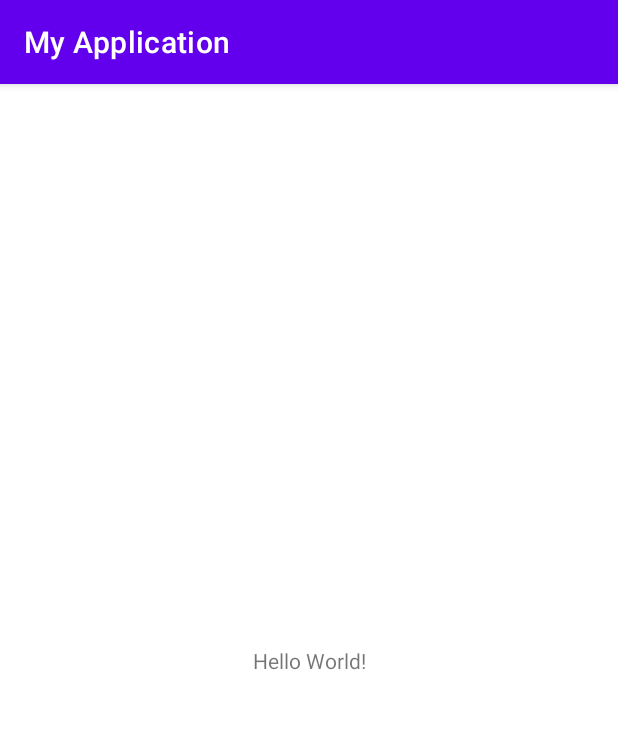
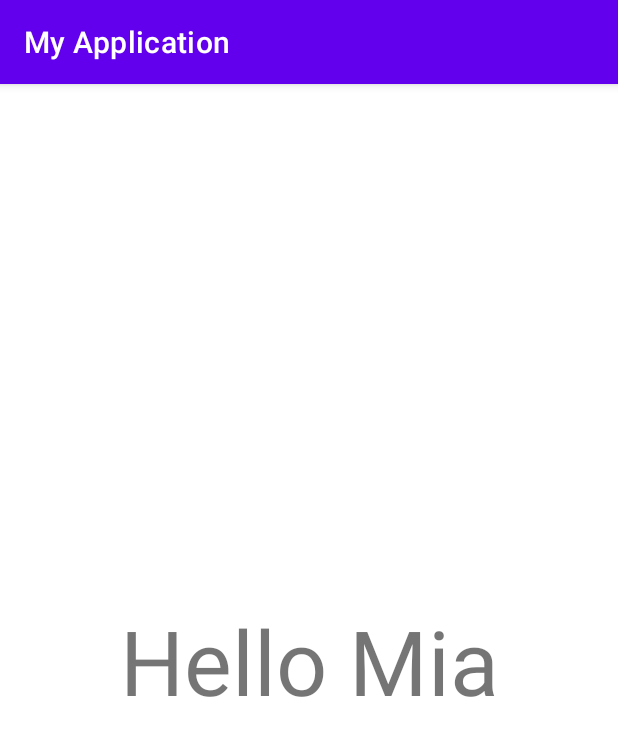
Before and after one commit to andersmi24/Lab01, an Android app: the screen it shows after launch (MainActivity), on a phone screen of 412 x 824 dp. Shown: the top 736 px of the screen. Run offline under Robolectric (Android 15) with nearby library versions, the phone set to English and light mode, and no system bars.

Commit message:
Changed to Hello Mia and 60dp

```diff
--- a/app/src/main/res/layout/activity_main.xml
+++ b/app/src/main/res/layout/activity_main.xml
@@ -9,7 +9,8 @@
     <TextView
         android:layout_width="wrap_content"
         android:layout_height="wrap_content"
-        android:text="Hello World!"
+        android:text="Hello Mia"
+        android:textSize="60dp"
         app:layout_constraintBottom_toBottomOf="parent"
         app:layout_constraintLeft_toLeftOf="parent"
         app:layout_constraintRight_toRightOf="parent"
```
